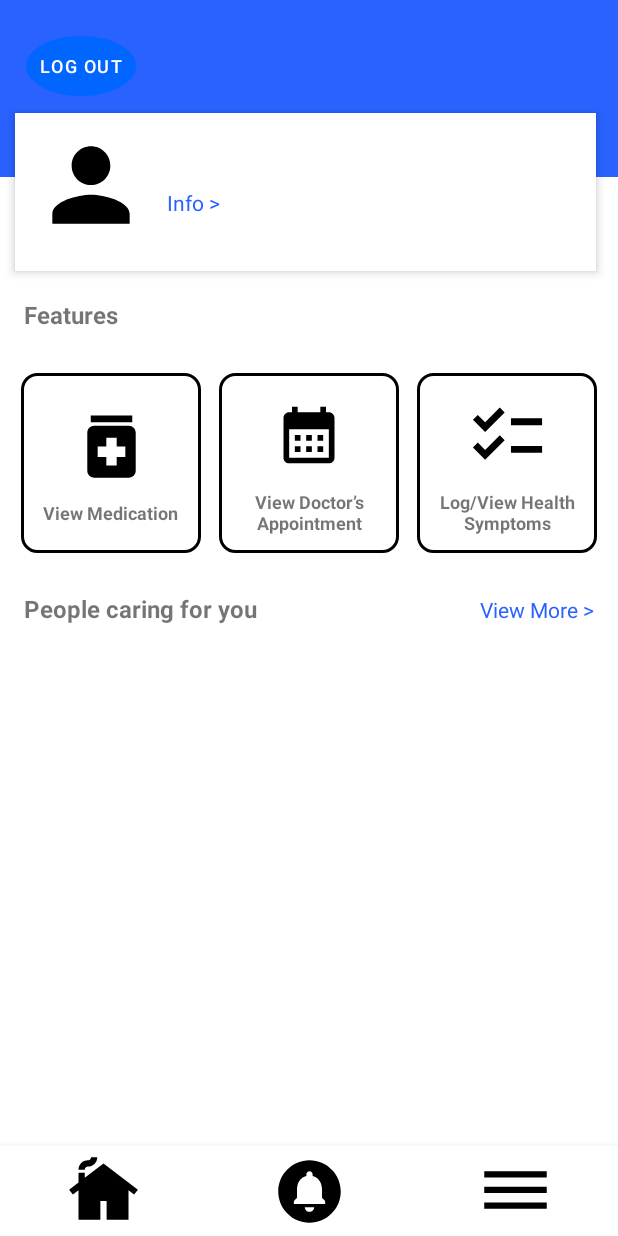
After one commit to Yyangyy2/ElderLink, an Android app built with Jetpack Compose: the MainActivityElder screen opened directly, with no data from a screen before it, on a phone screen of 412 x 824 dp. The commit adds this screen. Run offline under Robolectric (Android 15) with nearby library versions, the phone set to English and light mode, and no system bars; our stand-ins replace Firebase (no records; nobody signed in at launch, a user with empty details on screens opened directly).

Commit message:
Added MainActivity for Elder

```diff
--- a/app/src/main/AndroidManifest.xml
+++ b/app/src/main/AndroidManifest.xml
@@ -42,6 +42,10 @@
             android:exported="false"
             android:theme="@style/Theme.ElderLink" />
 
+        <activity android:name=".MainActivityElder"
+            android:exported="false"
+            android:theme="@style/Theme.ElderLink" />
+
         <activity android:name=".LoginActivity"
             android:exported="false"
             android:theme="@style/Theme.ElderLink" />
--- /dev/null
+++ b/app/src/main/java/com/example/elderlink/MainActivityElder.java
@@ -0,0 +1,128 @@
+package com.example.elderlink;
+
+import android.content.Intent;
+import android.graphics.Bitmap;
+import android.graphics.BitmapFactory;
+import android.os.Bundle;
+import android.util.Base64;
+import android.view.View;
+import android.widget.Button;
+import android.widget.ImageButton;
+import android.widget.ImageView;
+import android.widget.TextView;
+
+import androidx.appcompat.app.AppCompatActivity;
+import androidx.core.view.GravityCompat;
+import androidx.drawerlayout.widget.DrawerLayout;
+
+import com.example.elderlink.view_medication.ViewMedicationActivity;
+import com.google.firebase.auth.FirebaseAuth;
+
+public class MainActivityElder extends AppCompatActivity {
+    @Override
+    protected void onCreate(Bundle savedInstanceState) {
+        super.onCreate(savedInstanceState);
+        setContentView(R.layout.activity_main_elder);
+
+        DrawerMenu.setupMenu(this); // Add the Left side menu
+
+        TextView nameText = findViewById(R.id.personName);
+        ImageView imageView = findViewById(R.id.personImage);
+        Button logoutButton = findViewById(R.id.logoutButton);
+
+        // Get data from intent
+        String name = getIntent().getStringExtra("personName");
+        String imageBase64 = getIntent().getStringExtra("personImageBase64");
+        String personUid = getIntent().getStringExtra("personUid");
+
+        nameText.setText(name);
+
+        if (imageBase64 != null && !imageBase64.isEmpty()) {
+            byte[] decodedBytes = Base64.decode(imageBase64, Base64.DEFAULT);
+            Bitmap decodedBitmap = BitmapFactory.decodeByteArray(decodedBytes, 0, decodedBytes.length);
+            imageView.setImageBitmap(decodedBitmap);
+        } else {
+            imageView.setImageResource(R.drawable.profile_placeholder);
+        }
+
+
+
+
+
+
+        //Bottom Navigation Bar-----------------------------------------------------------------------------------------
+        ImageButton navHome = findViewById(R.id.navHome);
+
+        navHome.setOnClickListener(new View.OnClickListener() {
+            @Override
+            public void onClick(View v) {
+                Intent intent = new Intent(MainActivityElder.this, MainActivity.class);
+                startActivity(intent);
+                finish();
+            }
+        });
+
+        //Bottom Navigation Bar-----------------------------------------------------------------------------------------
+        ImageButton navNotifications = findViewById(R.id.navNotifications);
+
+        navNotifications.setOnClickListener(new View.OnClickListener() {
+            @Override
+            public void onClick(View v) {
+                Intent intent = new Intent(MainActivityElder.this, ChatActivity.class);
+                intent.putExtra("personUid", personUid);
+                startActivity(intent);
+                finish();
+            }
+        });
+
+
+
+        //Open Left navigation menu------------------------------------------------ rmb add DrawerMenu.setupMenu(this); on top
+        DrawerLayout drawerLayout = findViewById(R.id.drawerLayout);
+        ImageButton navMenu = findViewById(R.id.navMenu);
+
+        // When clicking the button, open the drawer
+        navMenu.setOnClickListener(v -> {
+            drawerLayout.openDrawer(GravityCompat.START); // START is opens from left; END opens from right
+        });
+
+
+
+
+        //View Medication Button (to Medication)------------------------------------------------
+
+        ImageButton btnMedication = findViewById(R.id.btnMedication);
+
+        btnMedication.setOnClickListener(new View.OnClickListener() {
+            @Override
+            public void onClick(View v) {
+                Intent intent = new Intent(MainActivityElder.this, ViewMedicationActivity.class);
+
+                // Pass along personUid so next activity knows which elderly
+                String personUid = getIntent().getStringExtra("personUid");
+                intent.putExtra("personUid", personUid);
+
+                startActivity(intent);
+                finish();
+            }
+        });
+
+
+
+
+        //Log out Elder----------------------------------------------------------------------------
+        logoutButton.setOnClickListener(v -> {
+            // Sign out from Firebase
+            FirebaseAuth.getInstance().signOut();
+
+            //Redirect to SignupActivity
+            Intent intent = new Intent(MainActivityElder.this, LoginElderActivity.class);
+            intent.addFlags(Intent.FLAG_ACTIVITY_NEW_TASK | Intent.FLAG_ACTIVITY_CLEAR_TASK);
+            // Clear back stack so user can't press back to return
+            startActivity(intent);
+            finish(); //ensures current activity is finished
+        });
+
+
+    }
+}
--- a/app/src/main/java/com/example/elderlink/PersonAdapter.java
+++ b/app/src/main/java/com/example/elderlink/PersonAdapter.java
@@ -121,7 +121,7 @@ public class PersonAdapter extends RecyclerView.Adapter<PersonAdapter.PersonView
 
 
 
-            //--------------PIN Section-----------------------------------------------------------
+            //--------------PIN Section------------------[within Elder mode]---------------------------------------------------------
             holder.itemView.setOnClickListener(v -> {
                 Dialog dialog = new Dialog(context);
                 dialog.setContentView(R.layout.activity_login_elder_pin);
@@ -157,6 +157,22 @@ public class PersonAdapter extends RecyclerView.Adapter<PersonAdapter.PersonView
                                     if (storedHash != null && storedHash.equals(enteredHash)) {
                                         Toast.makeText(context, "PIN correct for " + person.getName(), Toast.LENGTH_SHORT).show();
                                         dialog.dismiss();
+
+                                        Intent intent = new Intent(context, MainActivityElder.class);
+
+                                        // Pass data ( elder name,elder uid, caregiver uid)
+                                        intent.putExtra("personName", person.getName());
+                                        intent.putExtra("personUid", person.getId());
+                                        intent.putExtra("personImageBase64", person.getImageBase64());
+                                        intent.putExtra("caregiverUid", uid);
+
+                                        context.startActivity(intent);
+
+                                        if (context instanceof Activity) {
+                                            ((Activity) context).finish(); //close current screen
+                                        }
+
+
                                     } else {
                                         Toast.makeText(context, "Wrong PIN!", Toast.LENGTH_SHORT).show();
                                     }
--- /dev/null
+++ b/app/src/main/res/layout/activity_main_elder.xml
@@ -0,0 +1,282 @@
+<?xml version="1.0" encoding="utf-8"?>
+<androidx.drawerlayout.widget.DrawerLayout
+    xmlns:android="http://schemas.android.com/apk/res/android"
+    xmlns:tools="http://schemas.android.com/tools"
+    android:id="@+id/drawerLayout"
+    android:layout_width="match_parent"
+    android:layout_height="match_parent">
+    <RelativeLayout
+        android:layout_width="match_parent"
+        android:layout_height="match_parent"
+        android:background="@android:color/white">
+
+
+        <!-- Top Blue Bar -->
+        <LinearLayout
+            android:id="@+id/topBar"
+            android:layout_width="match_parent"
+            android:layout_height="118dp"
+            android:background="#2962FF"
+            android:gravity="top"
+            android:padding="10dp">
+
+            <!-- Logout Button -->
+            <Button
+                android:id="@+id/logoutButton"
+                android:layout_width="wrap_content"
+                android:layout_height="wrap_content"
+                android:text="Log out"
+                android:textSize="12sp"
+                android:background="@drawable/circle_button"
+                android:textColor="#FFFFFF"
+                android:layout_alignParentEnd="true"
+                android:layout_marginTop="10dp" />
+        </LinearLayout>
+
+        <!-- Profile Section -->
+        <LinearLayout
+            android:id="@+id/profileSection"
+            android:layout_width="387dp"
+            android:layout_height="105dp"
+            android:layout_alignParentTop="true"
+            android:layout_marginStart="10dp"
+            android:layout_marginLeft="10dp"
+            android:layout_marginTop="75dp"
+            android:layout_marginEnd="10dp"
+            android:layout_marginRight="10dp"
+            android:layout_marginBottom="10dp"
+            android:background="@android:color/white"
+            android:radius="160000dp"
+            android:width="1dp"
+            android:color="#DDDDDD"
+            android:elevation="4dp"
+            android:orientation="horizontal"
+            android:padding="12dp">
+
+            <ImageView
+                android:id="@+id/personImage"
+                android:layout_width="77dp"
+                android:layout_height="71dp"
+                android:scaleType="centerCrop"
+                android:src="@drawable/profile_placeholder" />
+
+            <LinearLayout
+                android:layout_width="match_parent"
+                android:layout_height="70dp"
+                android:orientation="vertical"
+                android:paddingStart="12dp">
+
+                <TextView
+                    android:id="@+id/personName"
+                    android:layout_width="wrap_content"
+                    android:layout_height="wrap_content"
+                    android:text="Person Name"
+                    android:textSize="28sp"
+                    android:textStyle="bold" />
+
+                <TextView
+                    android:id="@+id/infoText"
+                    android:layout_width="wrap_content"
+                    android:layout_height="wrap_content"
+                    android:text="Info >"
+                    android:textColor="#2962FF"
+                    android:textSize="14sp" />
+            </LinearLayout>
+        </LinearLayout>
+
+        <!-- Features Section -->
+        <TextView
+            android:id="@+id/featuresLabel"
+            android:layout_below="@id/profileSection"
+            android:layout_width="wrap_content"
+            android:layout_height="wrap_content"
+            android:layout_marginStart="16dp"
+            android:layout_marginTop="8dp"
+            android:text="Features"
+            android:textSize="16sp"
+            android:textStyle="bold"/>
+
+
+
+        <GridLayout
+            android:id="@+id/featuresGrid"
+            android:layout_width="match_parent"
+            android:layout_height="wrap_content"
+            android:layout_below="@id/featuresLabel"
+            android:layout_marginTop="14dp"
+            android:columnCount="3"
+            android:rowCount="2"
+            android:padding="8dp">
+
+            <!-- Feature Buttons -->
+            <LinearLayout
+                android:layout_width="0dp"
+                android:layout_height="120dp"
+                android:layout_columnWeight="1"
+                android:layout_margin="6dp"
+                android:orientation="vertical"
+                android:gravity="center"
+                android:background="@drawable/custom_border"
+                >
+
+                <ImageButton
+                    android:id="@+id/btnMedication"
+                    android:layout_width="60dp"
+                    android:layout_height="60dp"
+                    android:src="@drawable/view_medication_logo"
+                    android:scaleType="centerInside"
+                    android:background="@android:color/transparent"
+                    android:contentDescription="Medication" />
+
+                <TextView
+                    android:layout_width="wrap_content"
+                    android:layout_height="wrap_content"
+                    android:text="View Medication"
+                    android:textSize="12sp"
+                    android:textStyle="bold"
+                    android:gravity="center"
+                    android:layout_marginTop="6dp" />
+            </LinearLayout>
+
+            <LinearLayout
+                android:id="@+id/btnAppointment"
+                android:layout_width="0dp"
+                android:layout_height="120dp"
+                android:layout_columnWeight="1"
+                android:layout_margin="6dp"
+                android:orientation="vertical"
+                android:gravity="center"
+                android:background="@drawable/custom_border"
+                >
+
+                <ImageButton
+                    android:layout_width="60dp"
+                    android:layout_height="60dp"
+                    android:src="@drawable/view_doctor_appointment"
+                    android:scaleType="centerInside"
+                    android:background="@android:color/transparent"
+                    android:contentDescription="Doctor Appointment" />
+
+                <TextView
+                    android:layout_width="wrap_content"
+                    android:layout_height="wrap_content"
+                    android:text="View Doctor’s Appointment"
+                    android:textSize="12sp"
+                    android:textStyle="bold"
+                    android:gravity="center"
+                    android:layout_marginTop="6dp" />
+            </LinearLayout>
+
+            <LinearLayout
+                android:id="@+id/btnHealth"
+                android:layout_width="0dp"
+                android:layout_height="120dp"
+                android:layout_columnWeight="1"
+                android:layout_margin="6dp"
+                android:orientation="vertical"
+                android:gravity="center"
+                android:background="@drawable/custom_border"
+                >
+
+                <ImageButton
+                    android:layout_width="60dp"
+                    android:layout_height="60dp"
+                    android:src="@drawable/view_health_symptoms"
+                    android:scaleType="centerInside"
+                    android:background="@android:color/transparent"
+                    android:contentDescription="Health Symptoms" />
+
+                <TextView
+                    android:layout_width="wrap_content"
+                    android:layout_height="wrap_content"
+                    android:text="Log/View Health Symptoms"
+                    android:textSize="12sp"
+                    android:textStyle="bold"
+                    android:gravity="center"
+                    android:layout_marginTop="6dp" />
+            </LinearLayout>
+        </GridLayout>
+
+        <!-- Notifications Section -->
+        <TextView
+            android:id="@+id/notificationsLabel"
+            android:layout_below="@id/featuresGrid"
+            android:layout_width="wrap_content"
+            android:layout_height="wrap_content"
+            android:layout_marginStart="16dp"
+            android:layout_marginTop="12dp"
+            android:text="People caring for you"
+            android:textSize="16sp"
+            android:textStyle="bold"/>
+
+        <TextView
+            android:id="@+id/viewMore"
+            android:layout_alignBaseline="@id/notificationsLabel"
+            android:layout_alignParentEnd="true"
+            android:layout_marginEnd="16dp"
+            android:text="View More >"
+            android:textColor="#2962FF"
+            android:textSize="14sp"
+            android:layout_width="wrap_content"
+            android:layout_height="wrap_content"/>
+
+        <androidx.recyclerview.widget.RecyclerView
+            android:id="@+id/caregiverRecyclerView"
+            android:layout_width="403dp"
+            android:layout_height="323dp"
+            android:layout_above="@id/bottomNavigation"
+            android:layout_below="@id/notificationsLabel"
+            android:layout_marginStart="8dp"
+            android:layout_marginLeft="8dp"
+            android:layout_marginTop="27dp"
+            android:layout_marginEnd="8dp"
+            android:layout_marginRight="8dp"
+            android:layout_marginBottom="8dp"
+            tools:ignore="SpeakableTextPresentCheck" />
+
+        <!-- Bottom Navigation -->
+        <LinearLayout
+            android:id="@+id/bottomNavigation"
+            android:layout_alignParentBottom="true"
+            android:layout_width="match_parent"
+            android:layout_height="60dp"
+            android:orientation="horizontal"
+            android:weightSum="3"
+            android:background="@android:color/white"
+            android:elevation="8dp">
+
+            <ImageButton
+                android:id="@+id/navHome"
+                android:layout_width="0dp"
+                android:layout_height="match_parent"
+                android:layout_weight="1"
+                android:background="@android:color/transparent"
+                android:src="@drawable/nav_home"
+                tools:ignore="SpeakableTextPresentCheck" />
+
+            <ImageButton
+                android:id="@+id/navNotifications"
+                android:layout_width="0dp"
+                android:layout_height="match_parent"
+                android:layout_weight="1"
+                android:background="@android:color/transparent"
+                android:src="@drawable/nav_notification"
+                tools:ignore="SpeakableTextPresentCheck" />
+
+            <ImageButton
+                android:id="@+id/navMenu"
+                android:layout_width="0dp"
+                android:layout_height="match_parent"
+                android:layout_weight="1"
+                android:background="@android:color/transparent"
+                android:src="@drawable/nav_menu"
+                tools:ignore="SpeakableTextPresentCheck" />
+        </LinearLayout>
+
+    </RelativeLayout>
+
+    <include layout="@layout/left_side_menu"
+        android:layout_width="280dp"
+        android:layout_height="match_parent"
+        android:layout_gravity="start"/> <!-- Include the left side menu within this page -->
+</androidx.drawerlayout.widget.DrawerLayout>
```
